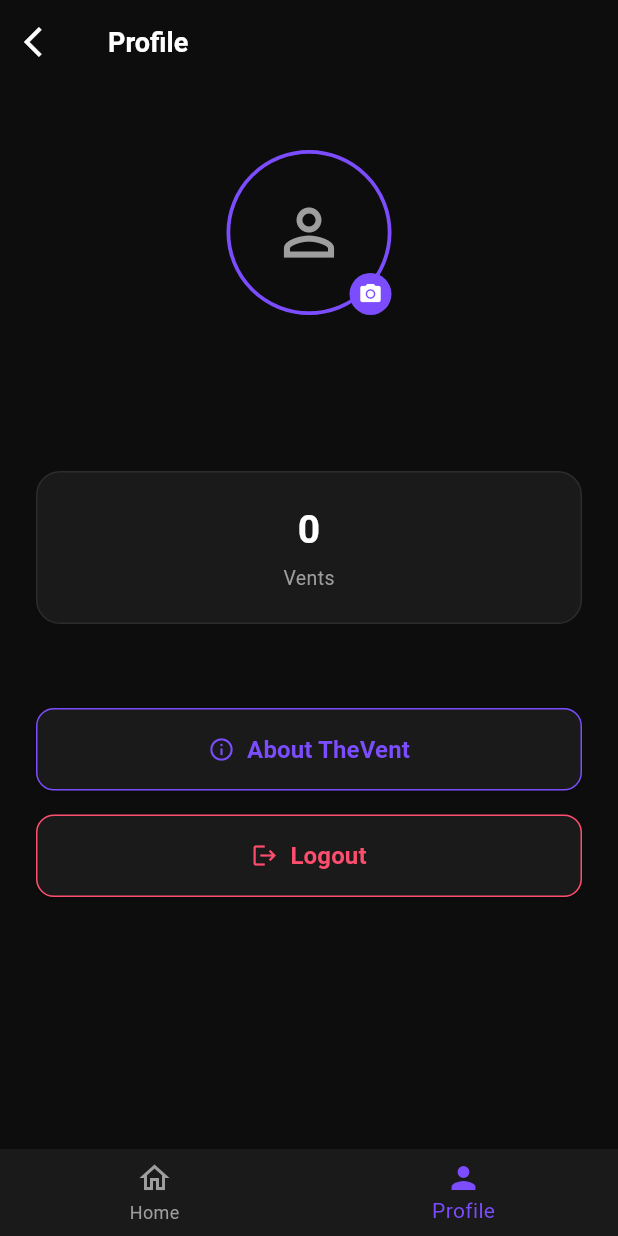
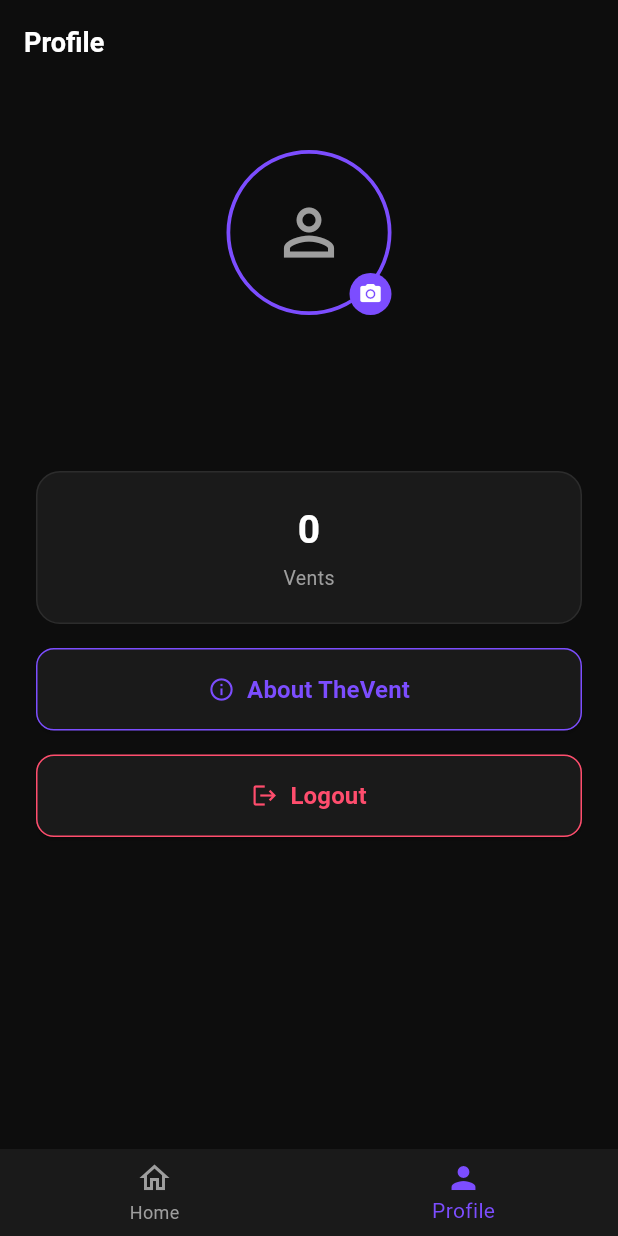
Before and after one commit to mclovin22117/theventapp, a Flutter app: the MainScreen screen opened by its route, item 2 of the bottom bar chosen, on a phone screen of 412 x 824 dp. Run offline on Flutter 3.47's test engine with Material 3 defaults, Android fonts, the phone set to English and light mode, and no system bars; our stand-ins replace image_picker, shared_preferences, supabase_flutter; accounts and stored records are empty; network calls fail.

Commit message:
feat: implement core app features and screens

```diff
--- a/lib/main.dart
+++ b/lib/main.dart
@@ -8,8 +8,8 @@ import 'screens/home_screen.dart';
 import 'screens/post_screen.dart';
 import 'screens/post_details_screen.dart';
 import 'screens/profile_screen.dart';
+import 'screens/about_screen.dart';
 import 'models/post_model.dart';
-import 'screens/about_screen.dart';
 
 void main() async {
   WidgetsFlutterBinding.ensureInitialized();
@@ -40,7 +40,6 @@ class MyApp extends StatelessWidget {
         '/register': (context) => const RegisterScreen(),
         '/home': (context) => const MainScreen(),
         '/post': (context) => const PostScreen(),
-        '/profile': (context) => const ProfileScreen(),
         '/about': (context) => const AboutScreen(),
       },
       onGenerateRoute: (settings) {
@@ -56,7 +55,6 @@ class MyApp extends StatelessWidget {
   }
 }
 
-// Main Screen with Bottom Navigation
 class MainScreen extends StatefulWidget {
   const MainScreen({super.key});
 
@@ -67,6 +65,7 @@ class MainScreen extends StatefulWidget {
 class _MainScreenState extends State<MainScreen> {
   int _currentIndex = 0;
 
+  // IndexedStack keeps screens alive — prevents blank screen on navigate back
   final List<Widget> _screens = [
     const HomeScreen(),
     const ProfileScreen(),
@@ -75,7 +74,10 @@ class _MainScreenState extends State<MainScreen> {
   @override
   Widget build(BuildContext context) {
     return Scaffold(
-      body: _screens[_currentIndex],
+      body: IndexedStack(
+        index: _currentIndex,
+        children: _screens,
+      ),
       bottomNavigationBar: BottomNavigationBar(
         currentIndex: _currentIndex,
         onTap: (index) => setState(() => _currentIndex = index),
--- a/lib/screens/profile_screen.dart
+++ b/lib/screens/profile_screen.dart
@@ -1,7 +1,6 @@
 import 'package:flutter/material.dart';
-import 'package:image_picker/image_picker.dart';
 import '../services/profile_service.dart';
-import '../screens/about_screen.dart';
+import 'about_screen.dart';
 
 class ProfileScreen extends StatefulWidget {
   const ProfileScreen({super.key});
@@ -31,7 +30,6 @@ class _ProfileScreenState extends State<ProfileScreen> {
     });
   }
 
-  // Show image options bottom sheet
   void _showImageOptions() {
     showModalBottomSheet(
       context: context,
@@ -46,7 +44,6 @@ class _ProfileScreenState extends State<ProfileScreen> {
             child: Column(
               mainAxisSize: MainAxisSize.min,
               children: [
-                // Handle bar
                 Container(
                   width: 40,
                   height: 4,
@@ -56,8 +53,6 @@ class _ProfileScreenState extends State<ProfileScreen> {
                     borderRadius: BorderRadius.circular(2),
                   ),
                 ),
-
-                // Title
                 const Text(
                   'Profile Picture',
                   style: TextStyle(
@@ -67,8 +62,6 @@ class _ProfileScreenState extends State<ProfileScreen> {
                   ),
                 ),
                 const SizedBox(height: 16),
-
-                // Upload / Replace option
                 ListTile(
                   leading: const CircleAvatar(
                     backgroundColor: Color(0xFF7C4DFF),
@@ -89,8 +82,6 @@ class _ProfileScreenState extends State<ProfileScreen> {
                     _uploadImage();
                   },
                 ),
-
-                // Remove option (only if picture exists)
                 if (_profile?['profile_picture_url'] != null)
                   ListTile(
                     leading: const CircleAvatar(
@@ -110,8 +101,6 @@ class _ProfileScreenState extends State<ProfileScreen> {
                       _removeImage();
                     },
                   ),
-
-                // Cancel
                 ListTile(
                   leading: const CircleAvatar(
                     backgroundColor: Color(0xFF2C2C2C),
@@ -168,7 +157,6 @@ class _ProfileScreenState extends State<ProfileScreen> {
     }
   }
 
-  // Logout confirmation dialog
   void _showLogoutDialog() {
     showDialog(
       context: context,
@@ -238,13 +226,7 @@ class _ProfileScreenState extends State<ProfileScreen> {
       appBar: AppBar(
         backgroundColor: const Color(0xFF0D0D0D),
         elevation: 0,
-        leading: IconButton(
-          onPressed: () => Navigator.pop(context),
-          icon: const Icon(
-            Icons.arrow_back_ios,
-            color: Colors.white,
-          ),
-        ),
+        automaticallyImplyLeading: false,
         title: const Text(
           'Profile',
           style: TextStyle(
@@ -263,6 +245,7 @@ class _ProfileScreenState extends State<ProfileScreen> {
           : SingleChildScrollView(
               padding: const EdgeInsets.all(24),
               child: Column(
+                crossAxisAlignment: CrossAxisAlignment.center,
                 children: [
                   const SizedBox(height: 20),
 
@@ -270,7 +253,6 @@ class _ProfileScreenState extends State<ProfileScreen> {
                   Stack(
                     alignment: Alignment.bottomRight,
                     children: [
-                      // Avatar
                       GestureDetector(
                         onTap: _showImageOptions,
                         child: Container(
@@ -312,8 +294,6 @@ class _ProfileScreenState extends State<ProfileScreen> {
                           ),
                         ),
                       ),
-
-                      // Edit Icon Badge
                       GestureDetector(
                         onTap: _showImageOptions,
                         child: Container(
@@ -363,11 +343,7 @@ class _ProfileScreenState extends State<ProfileScreen> {
                         color: const Color(0xFF2C2C2C),
                       ),
                     ),
-                    child: Row(
-                      mainAxisAlignment: MainAxisAlignment.center,
-                      children: [
-                        // Total Posts
-                        Column(
+                    child: Column(
                       children: [
                         Text(
                           '${_profile?['posts'] != null ? (_profile!['posts'] as List).length : 0}',
@@ -387,11 +363,7 @@ class _ProfileScreenState extends State<ProfileScreen> {
                         ),
                       ],
                     ),
-                      ],
                   ),
-                  ),
-                  const SizedBox(height: 40),
-
                   const SizedBox(height: 16),
 
                   // About Button
@@ -457,6 +429,7 @@ class _ProfileScreenState extends State<ProfileScreen> {
                       ),
                     ),
                   ),
+                  const SizedBox(height: 30),
                 ],
               ),
             ),
```
Also changed, not shown: 2 other files. Lines whose indentation alone changed are shown as unchanged.
